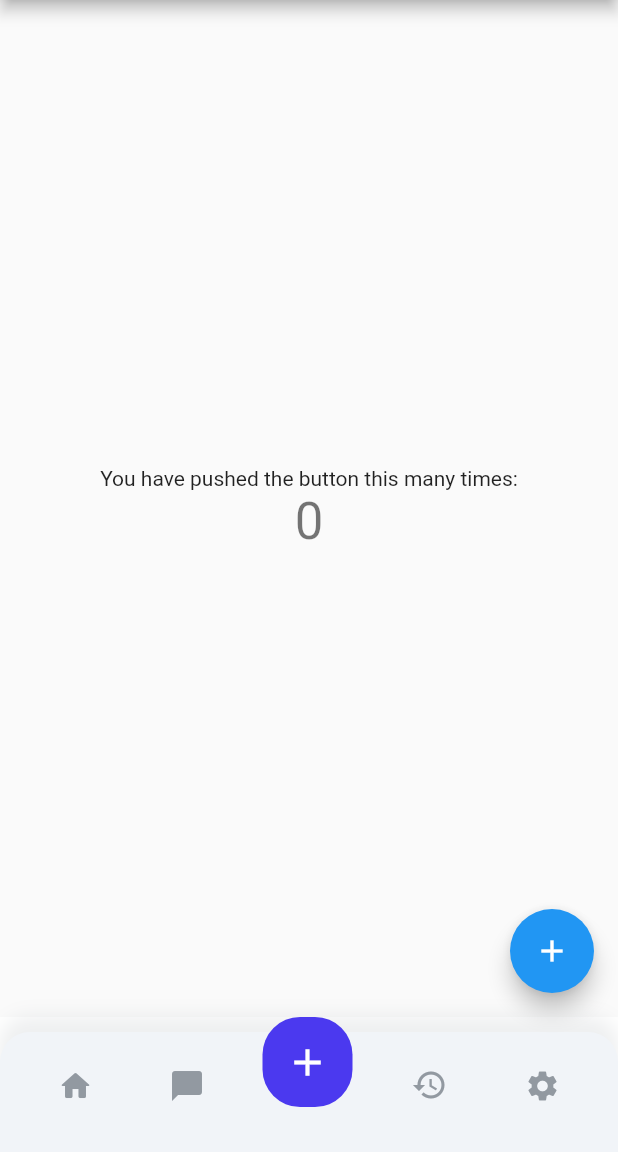
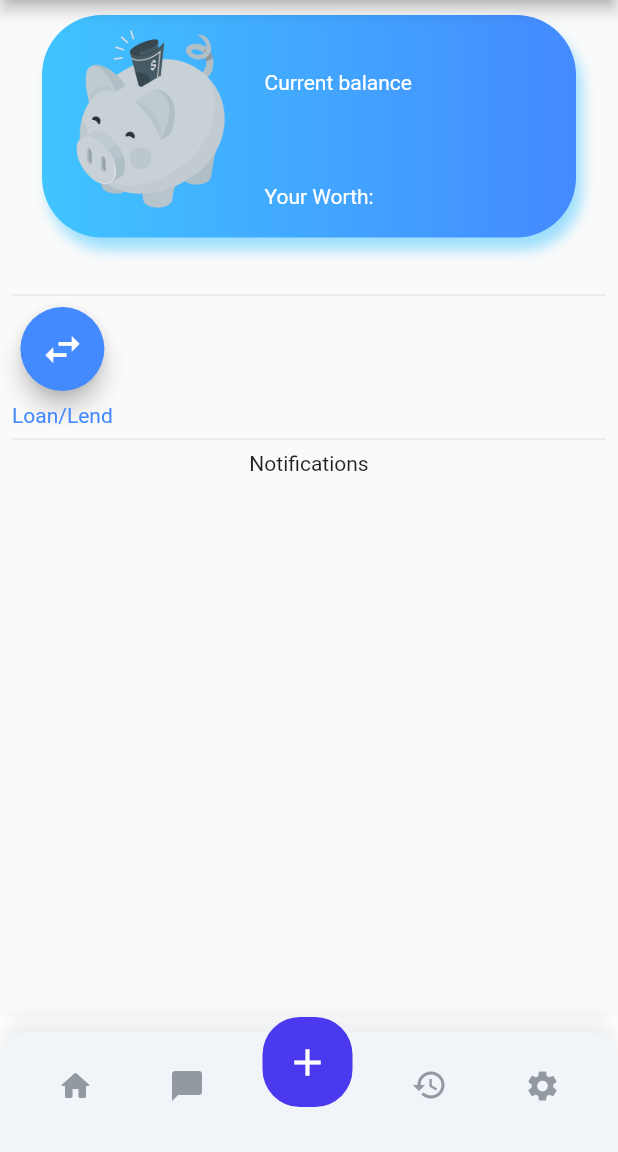
Before and after one commit to UTPAL-GAURAV/BudgetLab, a Flutter app: the screen it shows after launch, on a phone screen of 412 x 824 dp, the part 84-1236 px from its top. Run offline on Flutter 3.47's test engine with Material 2 defaults, Android fonts, the phone set to English and light mode, and no system bars; our stand-ins replace objectbox; generated files the repository leaves out were written again.

Commit message:
[HomeScreen] added

```diff
--- /dev/null
+++ b/lib/BudgetModule/LoanLend/UI/loanLend_screen.dart
@@ -0,0 +1,24 @@
+import 'package:flutter/material.dart';
+
+import '../../../Shared/constants_manager.dart';
+
+class LoanLendScreen extends StatefulWidget {
+  const LoanLendScreen({Key? key}) : super(key: key);
+
+  @override
+  State<LoanLendScreen> createState() => _LoanLendScreenState();
+}
+
+class _LoanLendScreenState extends State<LoanLendScreen> {
+  @override
+  Widget build(BuildContext context) {
+    return Scaffold(
+      appBar: AppBar(
+        title: const Text(ConstantsManager.APP_NAME),
+      ),
+      body: Column(
+        children: [],
+      ),
+    );
+  }
+}
--- /dev/null
+++ b/lib/HomeModule/UI/homePage_screen.dart
@@ -0,0 +1,44 @@
+import 'package:budgetlab/Shared/constants_manager.dart';
+import 'package:flutter/material.dart';
+import 'package:budgetlab/Shared/widgets/bottomNavigationBar.dart' as BottomNavigationBar;
+import 'package:budgetlab/Shared/widgets/piggyBalanceTile.dart' as PiggyBalanceTile;
+import 'package:budgetlab/Shared/widgets/featuresTiles.dart' as FeaturesTiles;
+
+class HomePageScreen extends StatefulWidget {
+  const HomePageScreen({Key? key}) : super(key: key);
+
+  @override
+  State<HomePageScreen> createState() => _HomePageScreenState();
+}
+
+class _HomePageScreenState extends State<HomePageScreen> {
+
+  @override
+  Widget build(BuildContext context) {
+    return Scaffold(
+      appBar: AppBar(
+        title: const Text(ConstantsManager.APP_NAME),
+      ),
+      body: Padding(
+        padding: const EdgeInsets.fromLTRB(8.0, 0, 8.0, 0),
+        child: Column(
+          children: [
+            PiggyBalanceTile.getPiggyBalanceTile(),
+            const Divider(),
+            FeaturesTiles.getFeaturesTiles(),
+            const Divider(),
+            Expanded(
+              flex: 2,
+              child: Column(
+                children: const [
+                  Text("Notifications"),
+                ],
+              ),
+            ),
+          ],
+        ),
+      ),
+        bottomNavigationBar: BottomNavigationBar.getBottomNavigationBar(),
+    );
+  }
+}
--- a/lib/SettingsModule/UI/settings_screen.dart
+++ b/lib/SettingsModule/UI/settings_screen.dart
@@ -2,7 +2,8 @@ import 'package:budgetlab/Shared/services/avatar_service.dart';
 import 'package:flutter/cupertino.dart';
 import 'package:flutter/material.dart';
 import 'package:flutter/widgets.dart';
-import 'package:budgetlab/Shared/widget_manager.dart' as WidgetManager;
+import 'package:budgetlab/Shared/widgets/widget_manager.dart' as WidgetManager;
+import 'package:budgetlab/Shared/widgets/bottomNavigationBar.dart' as BottomNavigationBar;
 
 import '../../Shared/constants_manager.dart';
 
@@ -99,7 +100,7 @@ class _SettingsScreenState extends State<SettingsScreen> {
           ),
         ],
       ),
-      bottomNavigationBar: WidgetManager.getBottomNavigationBar(),
+      bottomNavigationBar: BottomNavigationBar.getBottomNavigationBar(),
     );
   }
 }
--- a/lib/Shared/constants_manager.dart
+++ b/lib/Shared/constants_manager.dart
@@ -4,4 +4,5 @@ class ConstantsManager {
   static const String CONTENT = "CONTENT";
   static const String PREFERENCES = "PREFERENCES";
   static const String MORE = "MORE";
+  static const String LOAN_LEND = "Loan/Lend";
 }
--- a/lib/Shared/routes_manager.dart
+++ b/lib/Shared/routes_manager.dart
@@ -1,15 +1,14 @@
 
+import 'package:budgetlab/BudgetModule/LoanLend/UI/loanLend_screen.dart';
+import 'package:budgetlab/HomeModule/UI/homePage_screen.dart';
 import 'package:flutter/widgets.dart';
 
 import '../SettingsModule/UI/settings_screen.dart';
 
-class Routes {
-  static const String splashRoute = "/";
-  static const String settingsRoute = "/settings";
-  static const String historyRoute = "/history";
-}
 
 final Map<String, WidgetBuilder> routes = <String, WidgetBuilder>{
   '/settings': (BuildContext context) => const SettingsScreen(),
+  '/home': (BuildContext context) => const HomePageScreen(),
+  '/loanLend': (BuildContext context) => const LoanLendScreen(),
   // add more routes as needed
 };
--- a/lib/Shared/widget_manager.dart
+++ b/lib/Shared/widgets/bottomNavigationBar.dart
@@ -1,41 +1,18 @@
+import 'package:budgetlab/Shared/color_manager.dart';
 import 'package:budgetlab/Shared/routes_manager.dart';
 import 'package:flutter/material.dart';
 
-import 'color_manager.dart';
-
-/// Global Vars to be used by Widgets //////////////////////////////////////////
 int currentBottomNavigationBarIndex = 0;
 
-/// BUTTONS ////////////////////////////////////////////////////////////////////
 
-/// Text Boxes /////////////////////////////////////////////////////////////////
-getHeaderDividerSizedBox(String displayText) {
-  return Container(
-    color: ColorManager.LIGHT_GREY,
-    child: Row(children: [
-      Padding(
-        padding: const EdgeInsets.fromLTRB(14, 16, 0, 10),
-        child: Text(
-          displayText,
-          style: TextStyle(
-            color: ColorManager.DARK_GREY,
-            fontSize: 15,
-            fontWeight: FontWeight.w600,
-            letterSpacing: 2,
-          ),
-        ),
-      ),
-    ]),
-  );
-}
-
-/// Calendars //////////////////////////////////////////////////////////////////
-
-/// Bottom Navigation Bar //////////////////////////////////////////////////////
+/// Public Method //////////////////////////////////////////////////////////////
 
 getBottomNavigationBar() {
   return const BottomMenuBar();
 }
+
+
+/// Widget /////////////////////////////////////////////////////////////////////
 
 class BottomMenuBar extends StatefulWidget {
   const BottomMenuBar({Key? key}) : super(key: key);
@@ -106,7 +83,7 @@ class _BottomMenuBarState extends State<BottomMenuBar> {
                   size: 24,
                 ),
                 onPressed: () {
-                  print('IconButton pressed ...');
+                  navigateOnBottomNavigationButtonClick(0, context);
                 },
               ),
               IconButton(
@@ -198,6 +175,8 @@ void navigateOnBottomNavigationButtonClick(int index, context) {
 
   switch (index) {
     case 0:
+      Navigator.pushReplacement(
+          context, MaterialPageRoute(builder: routes['/home']!));
       break;
     case 1:
       break;
--- /dev/null
+++ b/lib/Shared/widgets/featuresTiles.dart
@@ -0,0 +1,65 @@
+
+import 'package:budgetlab/Shared/constants_manager.dart';
+import 'package:budgetlab/Shared/routes_manager.dart';
+import 'package:flutter/material.dart';
+
+/// Public Method //////////////////////////////////////////////////////////////
+
+getFeaturesTiles() {
+  return const FeaturesTiles();
+}
+
+
+/// Widget /////////////////////////////////////////////////////////////////////
+
+class FeaturesTiles extends StatefulWidget {
+  const FeaturesTiles({Key? key}) : super(key: key);
+
+  @override
+  State<FeaturesTiles> createState() => _FeaturesTilesState();
+}
+
+class _FeaturesTilesState extends State<FeaturesTiles> {
+  @override
+  Widget build(BuildContext context) {
+    return Row(
+      children: [
+        getLoanLendIconTile(context),
+      ],
+    );
+  }
+}
+
+
+/// ICON BUTTONS ///////////////////////////////////////////////////////////////
+
+getLoanLendIconTile(context) {
+  return SizedBox(
+    child: Column(
+      mainAxisSize: MainAxisSize.min,
+      children: [
+        FloatingActionButton(
+          onPressed: () {
+            Navigator.pushReplacement(
+                context, MaterialPageRoute(builder: routes['/loanLend']!));
+          },
+          backgroundColor: Colors.blueAccent,
+          child: const Icon(
+            Icons.swap_horiz,
+            color: Colors.white,
+            size: 30,
+          ),
+        ),
+        const SizedBox(height: 8),
+        const Text(
+          ConstantsManager.LOAN_LEND,
+          textAlign: TextAlign.center,
+          style: TextStyle(
+            color: Colors.blueAccent,
+            fontSize: 14,
+          ),
+        ),
+      ],
+    ),
+  );
+}
--- /dev/null
+++ b/lib/Shared/widgets/piggyBalanceTile.dart
@@ -0,0 +1,92 @@
+
+import 'package:flutter/material.dart';
+
+/// Public Method //////////////////////////////////////////////////////////////
+
+getPiggyBalanceTile() {
+  return const PiggyBalanceTile();
+}
+
+
+/// Widget /////////////////////////////////////////////////////////////////////
+
+class PiggyBalanceTile extends StatefulWidget {
+  const PiggyBalanceTile({Key? key}) : super(key: key);
+
+  @override
+  State<PiggyBalanceTile> createState() => _PiggyBalanceTileState();
+}
+
+class _PiggyBalanceTileState extends State<PiggyBalanceTile> {
+  @override
+  Widget build(BuildContext context) {
+    return Expanded(
+      child: Stack(children: [
+        Column(
+          crossAxisAlignment: CrossAxisAlignment.start,
+          children: [
+            Padding(
+              padding: const EdgeInsets.only(
+                  left: 20.0, top: 10.0, right: 20.0),
+              child: Container(
+                width: MediaQuery.of(context).size.width,
+                height: MediaQuery.of(context).size.height * 0.18,
+                decoration: BoxDecoration(
+                  gradient: const LinearGradient(colors: [
+                    Colors.lightBlueAccent,
+                    Colors.blueAccent
+                  ]),
+                  borderRadius: BorderRadius.circular(40),
+                  boxShadow: [
+                    BoxShadow(
+                      color: Colors.lightBlueAccent.withOpacity(0.5),
+                      blurRadius: 7,
+                      offset: const Offset(4, 8), // shadow position
+                    ),
+                  ],
+                ),
+                child: Row(
+                  children: [
+                    Image.asset('assets/images/piggy.png'),
+                    Column(
+                      crossAxisAlignment:
+                      CrossAxisAlignment.start,
+                      children: [
+                        SizedBox(
+                          height: MediaQuery.of(context)
+                              .size
+                              .height *
+                              0.045,
+                        ),
+                        const Text(
+                          "Current balance",
+                          style: TextStyle(color: Colors.white),
+                        ),
+                        const Text(
+                          "",
+                          style: TextStyle(
+                              fontSize: 30,
+                              color: Colors.white),
+                        ),
+                        SizedBox(
+                          height: MediaQuery.of(context)
+                              .size
+                              .height *
+                              0.03,
+                        ),
+                        const Text(
+                          "Your Worth: ",
+                          style: TextStyle(color: Colors.white),
+                        ),
+                      ],
+                    ),
+                  ],
+                ),
+              ),
+            ),
+          ],
+        )
+      ]),
+    );
+  }
+}
--- /dev/null
+++ b/lib/Shared/widgets/widget_manager.dart
@@ -0,0 +1,30 @@
+import 'package:budgetlab/Shared/constants_manager.dart';
+import 'package:budgetlab/Shared/routes_manager.dart';
+import 'package:flutter/material.dart';
+
+import '../color_manager.dart';
+
+/// Global Vars to be used by Widgets //////////////////////////////////////////
+
+/// BUTTONS ////////////////////////////////////////////////////////////////////
+
+/// Text Boxes /////////////////////////////////////////////////////////////////
+getHeaderDividerSizedBox(String displayText) {
+  return Container(
+    color: ColorManager.LIGHT_GREY,
+    child: Row(children: [
+      Padding(
+        padding: const EdgeInsets.fromLTRB(14, 16, 0, 10),
+        child: Text(
+          displayText,
+          style: TextStyle(
+            color: ColorManager.DARK_GREY,
+            fontSize: 15,
+            fontWeight: FontWeight.w600,
+            letterSpacing: 2,
+          ),
+        ),
+      ),
+    ]),
+  );
+}
--- a/lib/main.dart
+++ b/lib/main.dart
@@ -1,10 +1,11 @@
 import 'package:budgetlab/BudgetModule/Budgets/Budget/budget_controller.dart';
 import 'package:budgetlab/Shared/constants_manager.dart';
-import 'package:budgetlab/Shared/widget_manager.dart' as WidgetManager;
+import 'package:budgetlab/Shared/widgets/widget_manager.dart' as WidgetManager;
 import 'package:budgetlab/Shared/services/avatar_service.dart';
 import 'package:flutter/material.dart';
 
 import 'DB/ObjectBoxManager.dart';
+import 'HomeModule/UI/homePage_screen.dart';
 
 Future<void> main() async {
   // Open DB
@@ -72,31 +73,7 @@ class _MyHomePageState extends State<MyHomePage> with WidgetsBindingObserver{
 
   @override
   Widget build(BuildContext context) {
-    return Scaffold(
-      appBar: AppBar(
-        title: Text(widget.title),
-      ),
-      body: Center(
-        child: Column(
-          mainAxisAlignment: MainAxisAlignment.center,
-          children: <Widget>[
-            const Text(
-              'You have pushed the button this many times:',
-            ),
-            Text(
-              '$_counter',
-              style: Theme.of(context).textTheme.headlineMedium,
-            ),
-          ],
-        ),
-      ),
-      floatingActionButton: FloatingActionButton(
-        onPressed: _incrementCounter,
-        tooltip: 'Increment',
-        child: const Icon(Icons.add),
-      ),
-      bottomNavigationBar: WidgetManager.getBottomNavigationBar(),// This trailing comma makes auto-formatting nicer for build methods.
-    );
+    return const HomePageScreen();
   }
 
 }
--- a/pubspec.yaml
+++ b/pubspec.yaml
@@ -64,6 +64,7 @@ flutter:
   # the material Icons class.
   uses-material-design: true
   assets:
+    - assets/images/
     - assets/images/avatars/
 
   # To add assets to your application, add an assets section, like this:
```
Also changed, not shown: assets/images/piggy.png (added).
